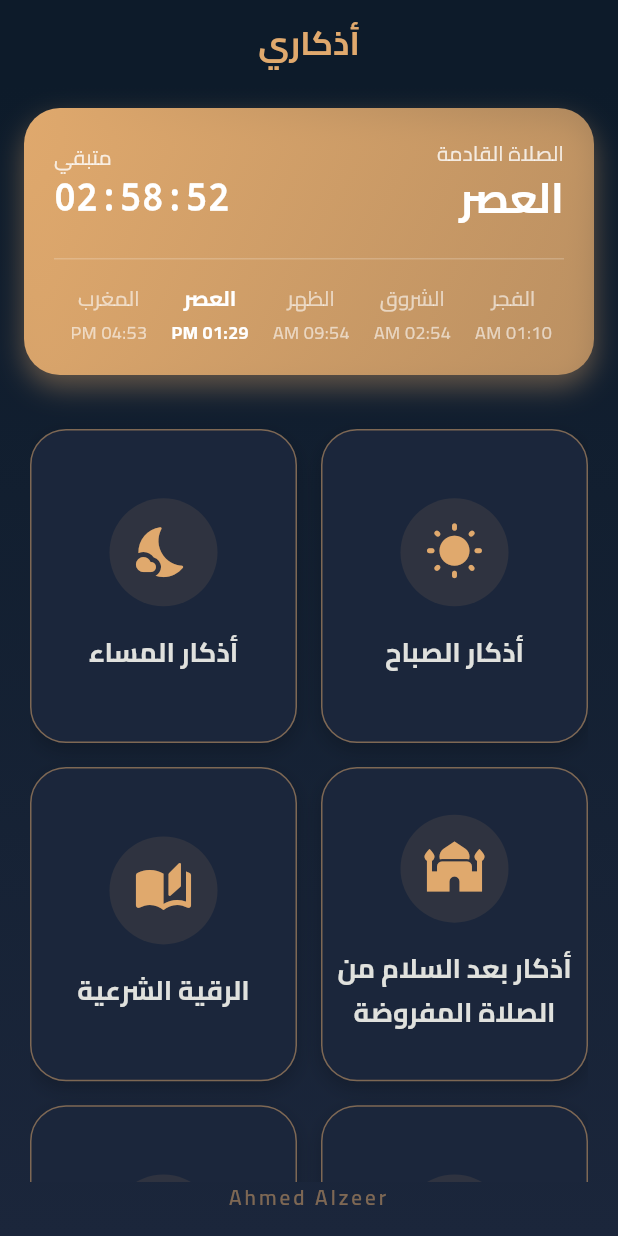
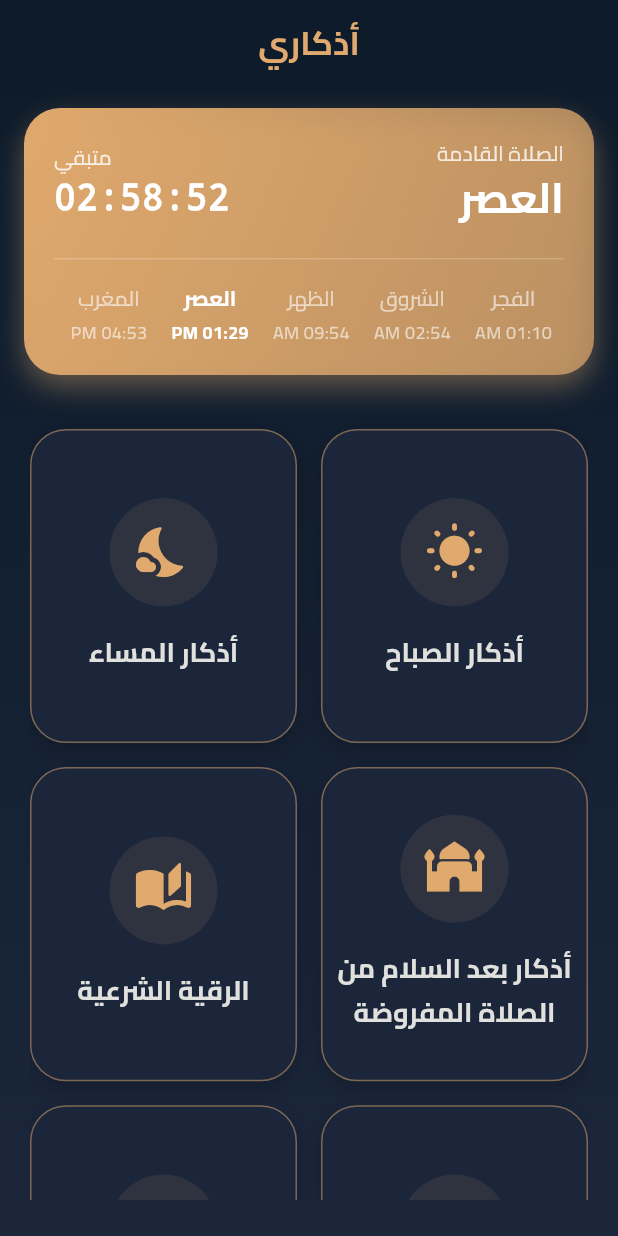
Before and after one commit to ahmedalzeerwebdeveloper-star/azkary, a Flutter app: the screen it shows after launch, on a phone screen of 412 x 824 dp. Run offline on Flutter 3.47's test engine with Material 3 defaults, Android fonts, the light colour scheme and no system bars; our stand-ins replace adhan, flutter_local_notifications, geocoding, geolocator, hijri, permission_handler and 1 more; missing offline and left inert: home_widget.

Commit message:
Remove debug UI (Ahmed Alzeer text and test triggers)

```diff
--- a/lib/ui/screens/home_screen.dart
+++ b/lib/ui/screens/home_screen.dart
@@ -23,8 +23,6 @@ class _HomeScreenState extends State<HomeScreen> with WidgetsBindingObserver {
   PrayerData? _nextPrayer;
   List<PrayerData> _todayPrayers = [];
   Timer? _prayerCheckTimer;
-  int _testTapCount = 0;
-
   @override
   void initState() {
     super.initState();
@@ -190,46 +188,7 @@ class _HomeScreenState extends State<HomeScreen> with WidgetsBindingObserver {
                 ),
               ),
             ),
-            Padding(
-              padding: const EdgeInsets.only(bottom: 16.0),
-              child: GestureDetector(
-                onTap: () {
-                  _testTapCount++;
-                  if (_testTapCount >= 5) {
-                    _testTapCount = 0;
-                    ScaffoldMessenger.of(context).showSnackBar(
-                      const SnackBar(
-                        content: Text('إشعار فوري - تم التطوير بواسطة أحمد علي الزير'),
-                        duration: Duration(seconds: 2),
-                      ),
-                    );
-                    NotificationService.testNotification();
-                  }
-                  Future.delayed(const Duration(seconds: 5), () {
-                    _testTapCount = 0;
-                  });
-                },
-                onLongPress: () {
-                  _testTapCount = 0;
-                  ScaffoldMessenger.of(context).showSnackBar(
-                    const SnackBar(
-                      content: Text('اختبار الإشعار المجدول... انتظر 15 ثانية'),
-                      duration: Duration(seconds: 3),
-                    ),
-                  );
-                  NotificationService.scheduleDebugTimerTest();
-                },
-                child: Text(
-                  'Ahmed Alzeer',
-                  style: TextStyle(
-                    color: AppTheme.primary.withValues(alpha: 0.5),
-                    fontSize: 14,
-                    fontWeight: FontWeight.w600,
-                    letterSpacing: 2,
-                  ),
-                ),
-              ),
-            ),
+            const SizedBox(height: 24),
           ],
         ),
       ),
```
